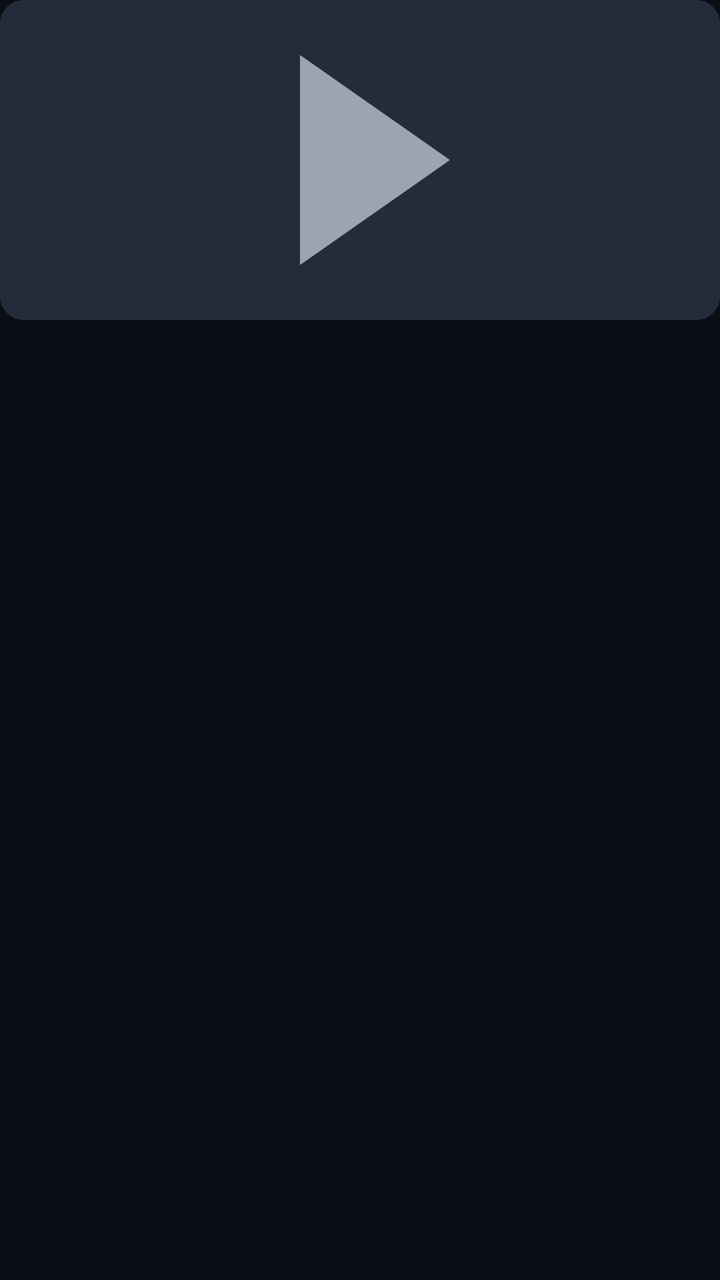
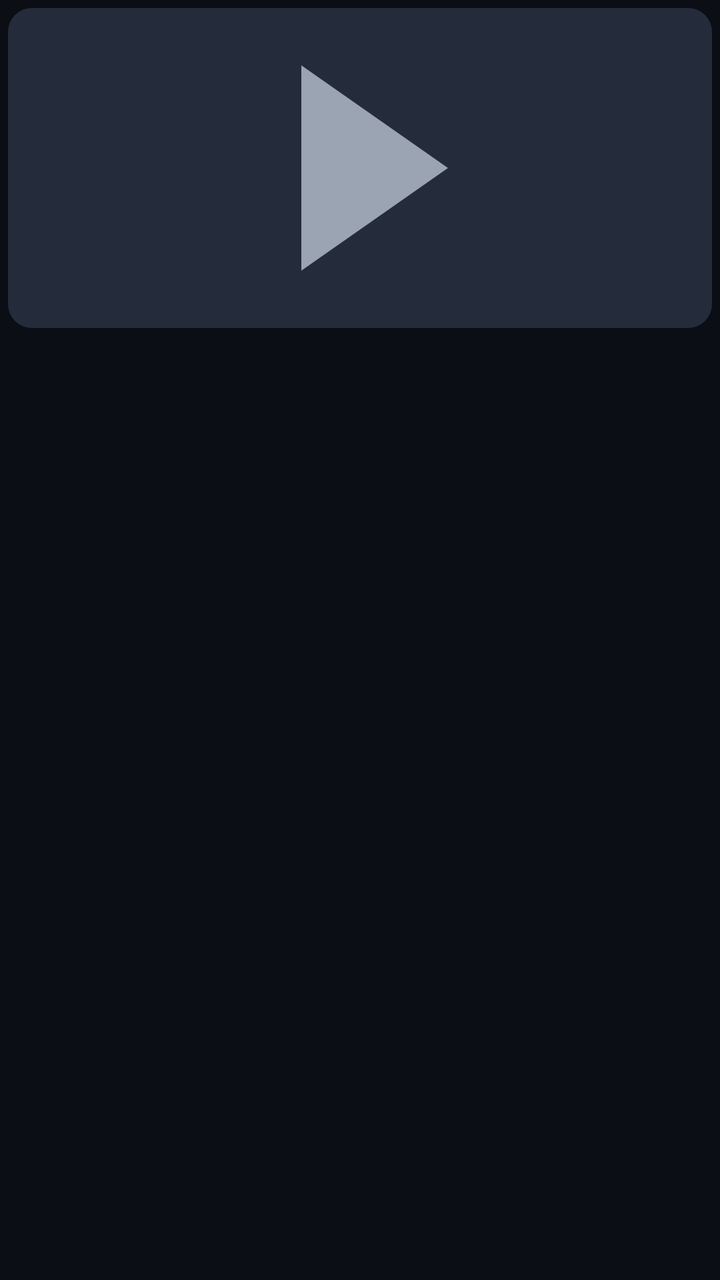

Compare the two renders of this Android layout. The source of the first and the diff that turns it into the second are given below.
<!-- AndroidManifest.xml: application theme Theme.KaraPro -->
<!-- res/layout/item_poster.xml -->
<?xml version="1.0" encoding="utf-8"?>
<LinearLayout xmlns:android="http://schemas.android.com/apk/res/android"
    xmlns:app="http://schemas.android.com/apk/res-auto"
    android:layout_width="112dp"
    android:layout_height="wrap_content"
    android:orientation="vertical"
    android:layout_marginEnd="10dp"
    android:background="?attr/selectableItemBackground">

    <androidx.cardview.widget.CardView
        android:layout_width="match_parent"
        android:layout_height="160dp"
        app:cardCornerRadius="12dp"
        app:cardBackgroundColor="@color/bg_card_elevated"
        app:cardElevation="0dp">

        <ImageView
            android:id="@+id/poster"
            android:layout_width="match_parent"
            android:layout_height="match_parent"
            android:scaleType="centerCrop"
            android:src="@drawable/ic_placeholder"
            android:contentDescription="@null" />

        <TextView
            android:id="@+id/rating"
            android:layout_width="wrap_content"
            android:layout_height="wrap_content"
            android:layout_gravity="top|start"
            android:layout_margin="6dp"
            android:background="@drawable/bg_badge"
            android:paddingHorizontal="6dp"
            android:paddingVertical="2dp"
            android:textColor="@color/white"
            android:textSize="11sp"
            android:textStyle="bold"
            android:visibility="gone" />
    </androidx.cardview.widget.CardView>

    <TextView
        android:id="@+id/name"
        android:layout_width="match_parent"
        android:layout_height="wrap_content"
        android:layout_marginTop="6dp"
        android:maxLines="1"
        android:ellipsize="end"
        android:gravity="center"
        android:textColor="@color/text_primary"
        android:textSize="12sp" />
</LinearLayout>
<!-- resources referenced by this layout -->
<resources>
  <color name="bg_card_elevated">#1E2534</color>
  <color name="text_primary">#FFFFFF</color>
  <color name="white">#FFFFFF</color>
  <!-- drawable bg_badge (drawable) -->
  <?xml version="1.0" encoding="utf-8"?>
  <shape xmlns:android="http://schemas.android.com/apk/res/android" android:shape="rectangle">
      <solid android:color="#CC000000" />
      <corners android:radius="8dp" />
  </shape>
  <!-- drawable ic_placeholder (drawable) -->
  <vector xmlns:android="http://schemas.android.com/apk/res/android"
      android:width="48dp" android:height="48dp"
      android:viewportWidth="24" android:viewportHeight="24">
      <path android:fillColor="@color/divider"
          android:pathData="M0,0h24v24h-24z" />
      <path android:fillColor="@color/text_secondary"
          android:pathData="M10,8.5l5,3.5l-5,3.5z" />
  </vector>
  <style name="Theme.KaraPro" parent="Theme.MaterialComponents.NoActionBar">
          <item name="colorPrimary">@color/accent</item>
          <item name="colorPrimaryVariant">@color/accent_dark</item>
          <item name="colorOnPrimary">@color/black</item>
          <item name="colorSecondary">@color/accent</item>
          <item name="colorOnSecondary">@color/black</item>
          <item name="android:colorBackground">@color/bg_dark</item>
          <item name="colorSurface">@color/bg_card</item>
          <item name="colorOnSurface">@color/text_primary</item>
          <item name="android:statusBarColor">@color/bg_dark</item>
          <item name="android:navigationBarColor">@color/bg_dark</item>
          <item name="android:windowBackground">@color/bg_dark</item>
      </style>
  <color name="divider">#242B3A</color>
  <color name="text_secondary">#9AA4B2</color>
  <color name="accent">#F5B301</color>
  <color name="accent_dark">#C68F00</color>
  <color name="black">#000000</color>
  <color name="bg_dark">#0B0E14</color>
  <color name="bg_card">#161B26</color>
</resources>

<!-- the commit's change to res/layout/item_poster.xml (unified diff, before → after) -->
@@ -5,7 +5,9 @@
     android:layout_height="wrap_content"
     android:orientation="vertical"
     android:layout_marginEnd="10dp"
-    android:background="?attr/selectableItemBackground">
+    android:background="@drawable/item_focus"
+    android:focusable="true"
+    android:padding="4dp">
 
     <androidx.cardview.widget.CardView
         android:layout_width="match_parent"
<!-- resource entries referenced after the edit -->
@@ -18,6 +18,36 @@
       <path android:fillColor="@color/text_secondary"
           android:pathData="M10,8.5l5,3.5l-5,3.5z" />
   </vector>
+  <!-- drawable item_focus (drawable) -->
+  <?xml version="1.0" encoding="utf-8"?>
+  <selector xmlns:android="http://schemas.android.com/apk/res/android">
+      <item android:state_focused="true">
+          <shape android:shape="rectangle">
+              <solid android:color="#223A86FF" />
+              <stroke android:width="3dp" android:color="@color/blue" />
+              <corners android:radius="12dp" />
+          </shape>
+      </item>
+      <item android:state_selected="true">
+          <shape android:shape="rectangle">
+              <solid android:color="#223A86FF" />
+              <stroke android:width="3dp" android:color="@color/blue" />
+              <corners android:radius="12dp" />
+          </shape>
+      </item>
+      <item android:state_pressed="true">
+          <shape android:shape="rectangle">
+              <solid android:color="#333A86FF" />
+              <corners android:radius="12dp" />
+          </shape>
+      </item>
+      <item>
+          <shape android:shape="rectangle">
+              <solid android:color="@android:color/transparent" />
+              <corners android:radius="12dp" />
+          </shape>
+      </item>
+  </selector>
   <style name="Theme.KaraPro" parent="Theme.MaterialComponents.NoActionBar">
           <item name="colorPrimary">@color/accent</item>
           <item name="colorPrimaryVariant">@color/accent_dark</item>
@@ -33,6 +63,7 @@
       </style>
   <color name="divider">#242B3A</color>
   <color name="text_secondary">#9AA4B2</color>
+  <color name="blue">#1E9BFF</color>
   <color name="accent">#F5B301</color>
   <color name="accent_dark">#C68F00</color>
   <color name="black">#000000</color>
